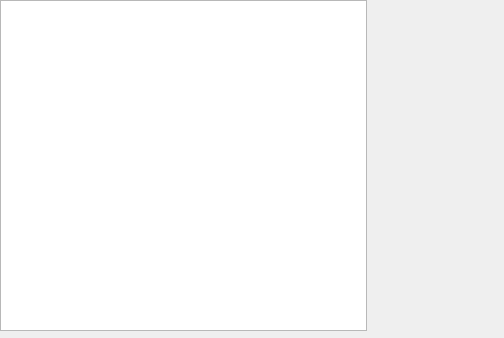
The window that Qt/nodetree.ui (Nanamachi/Suiterans) describes before a commit, drawn with Qt 5.
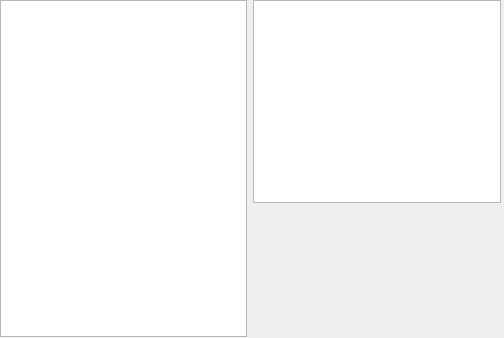
The same window after the commit.

Patch:
```diff
--- a/Qt/nodetree.ui
+++ b/Qt/nodetree.ui
@@ -19,15 +19,14 @@
      <x>0</x>
      <y>0</y>
      <width>501</width>
-     <height>331</height>
+     <height>337</height>
     </rect>
    </property>
    <layout class="QHBoxLayout" name="horizontalLayout">
     <item>
-     <widget class="QTreeView" name="treeView"/>
-    </item>
-    <item>
-     <widget class="QLabel" name="label">
+     <layout class="QGridLayout" name="gridLayout">
+      <item row="1" column="1">
+       <widget class="QLabel" name="Interpreter">
       <property name="minimumSize">
        <size>
         <width>128</width>
@@ -41,6 +40,14 @@
        <set>Qt::AlignCenter</set>
       </property>
      </widget>
+      </item>
+      <item row="0" column="1">
+       <widget class="QTextBrowser" name="BinaryBrowser"/>
+      </item>
+      <item row="0" column="0" rowspan="2">
+       <widget class="QTreeView" name="TreeViewer"/>
+      </item>
+     </layout>
     </item>
    </layout>
   </widget>
```
Left out of the diff: 4 changed lines with no effect on the pictures. Lines whose indentation alone changed are shown as unchanged.
